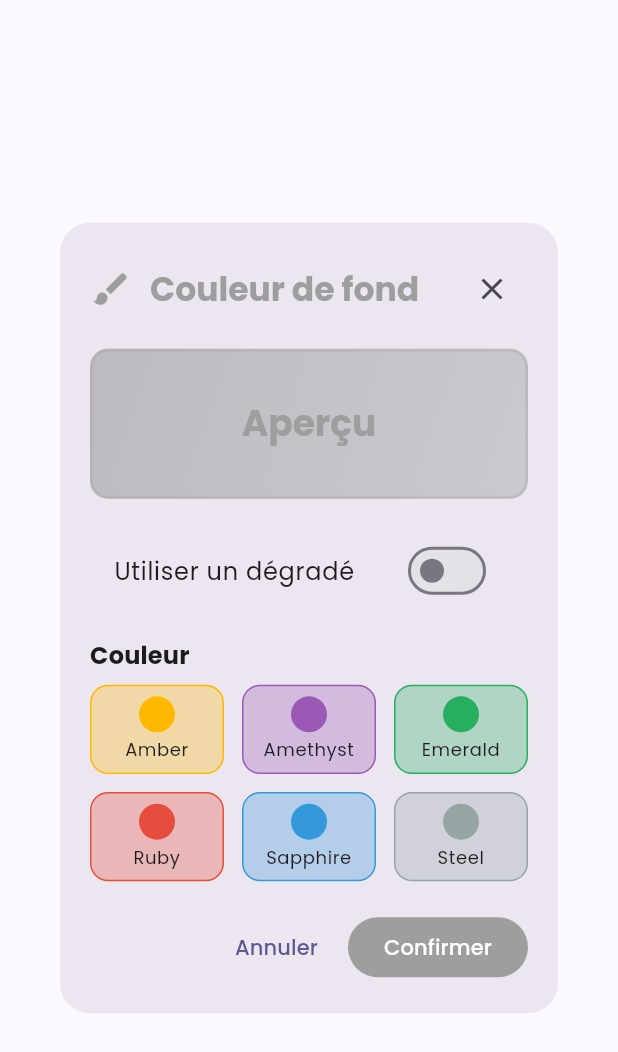
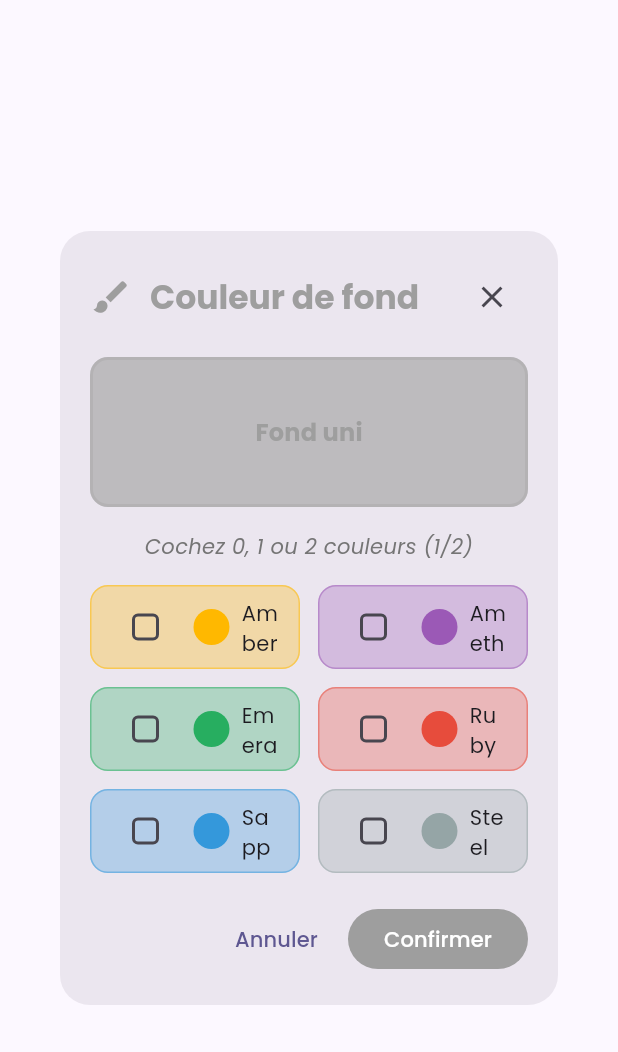
Before and after one commit to Jbijjer/lorcana_lore_counter, a Flutter app: the ColorPickerDialog widget shown alone on an empty page, opened directly with empty values, on a phone screen of 412 x 824 dp. Shown: the top 1052 px of the screen. Run offline on Flutter 3.47's test engine with Material 3 defaults, Android fonts, the phone set to English and light mode, and no system bars; our stand-ins replace flutter_riverpod, freezed_annotation, google_fonts, hive, hive_flutter, riverpod_annotation; accounts and stored records are empty; generated files the repository leaves out were written again; statements that could not run were skipped.

Commit message:
Simplifier l'interface de sélection des couleurs avec des checkboxes
Interface simplifiée :
- Système de cases à cocher pour choisir 0, 1 ou 2 couleurs
- Maximum 2 couleurs cochées (si une 3ème est cochée, la 1ère est décochée)
- 0 couleur = couleur aléatoire parmi les 6 de Lorcana
- 1 couleur = fond uni
- 2 couleurs = dégradé

Sauvegarde des préférences :
- Ajout de backgroundColorStartValue et backgroundColorEndValue dans PlayerName
- Nouvelles méthodes dans PlayerHistoryService :
  - getPlayerColors() : récupère les couleurs sauvegardées
  - updatePlayerColors() : sauvegarde les préférences de couleurs
- Les couleurs sont automatiquement chargées quand on sélectionne un joueur

Note: Les fichiers Hive doivent être régénérés avec:
flutter pub run build_runner build --delete-conflicting-outputs

```diff
--- a/lib/features/game/presentation/widgets/color_picker_dialog.dart
+++ b/lib/features/game/presentation/widgets/color_picker_dialog.dart
@@ -1,3 +1,4 @@
+import 'dart:math';
 import 'package:flutter/material.dart';
 import '../../../../core/theme/app_theme.dart';
 import '../../../../core/utils/haptic_utils.dart';
@@ -20,16 +21,122 @@ class ColorPickerDialog extends StatefulWidget {
 }
 
 class _ColorPickerDialogState extends State<ColorPickerDialog> {
-  late Color _selectedColorStart;
-  late Color _selectedColorEnd;
-  bool _useGradient = false;
+  List<Color> _selectedColors = [];
 
   @override
   void initState() {
     super.initState();
-    _selectedColorStart = widget.currentColorStart;
-    _selectedColorEnd = widget.currentColorEnd;
-    _useGradient = widget.currentColorStart != widget.currentColorEnd;
+    // Initialiser avec les couleurs actuelles
+    if (widget.currentColorStart == widget.currentColorEnd) {
+      // Une seule couleur
+      _selectedColors = [widget.currentColorStart];
+    } else {
+      // Deux couleurs (dégradé)
+      _selectedColors = [widget.currentColorStart, widget.currentColorEnd];
+    }
+  }
+
+  void _toggleColor(Color color) {
+    setState(() {
+      if (_selectedColors.contains(color)) {
+        // Décocher la couleur
+        _selectedColors.remove(color);
+      } else {
+        // Cocher la couleur
+        if (_selectedColors.length >= 2) {
+          // Décocher la première couleur pour respecter la limite de 2
+          _selectedColors.removeAt(0);
+        }
+        _selectedColors.add(color);
+      }
+    });
+  }
+
+  Widget _buildPreview() {
+    if (_selectedColors.isEmpty) {
+      // Aucune couleur sélectionnée - montrer un aperçu aléatoire
+      return Container(
+        height: 100,
+        decoration: BoxDecoration(
+          borderRadius: BorderRadius.circular(12),
+          border: Border.all(
+            color: widget.playerColor.withOpacity(0.3),
+            width: 2,
+          ),
+        ),
+        child: Center(
+          child: Column(
+            mainAxisAlignment: MainAxisAlignment.center,
+            children: [
+              Icon(
+                Icons.shuffle,
+                size: 32,
+                color: widget.playerColor,
+              ),
+              const SizedBox(height: 8),
+              Text(
+                'Couleur aléatoire',
+                style: Theme.of(context).textTheme.titleMedium?.copyWith(
+                      color: widget.playerColor,
+                      fontWeight: FontWeight.bold,
+                    ),
+              ),
+            ],
+          ),
+        ),
+      );
+    } else if (_selectedColors.length == 1) {
+      // Une seule couleur - fond uni
+      return Container(
+        height: 100,
+        decoration: BoxDecoration(
+          color: _selectedColors[0].withOpacity(0.6),
+          borderRadius: BorderRadius.circular(12),
+          border: Border.all(
+            color: widget.playerColor.withOpacity(0.3),
+            width: 2,
+          ),
+        ),
+        child: Center(
+          child: Text(
+            'Fond uni',
+            style: Theme.of(context).textTheme.titleMedium?.copyWith(
+                  color: widget.playerColor,
+                  fontWeight: FontWeight.bold,
+                ),
+          ),
+        ),
+      );
+    } else {
+      // Deux couleurs - dégradé
+      return Container(
+        height: 100,
+        decoration: BoxDecoration(
+          gradient: LinearGradient(
+            begin: Alignment.topLeft,
+            end: Alignment.bottomRight,
+            colors: [
+              _selectedColors[0].withOpacity(0.6),
+              _selectedColors[1].withOpacity(0.4),
+            ],
+          ),
+          borderRadius: BorderRadius.circular(12),
+          border: Border.all(
+            color: widget.playerColor.withOpacity(0.3),
+            width: 2,
+          ),
+        ),
+        child: Center(
+          child: Text(
+            'Dégradé',
+            style: Theme.of(context).textTheme.titleMedium?.copyWith(
+                  color: widget.playerColor,
+                  fontWeight: FontWeight.bold,
+                ),
+          ),
+        ),
+      );
+    }
   }
 
   @override
@@ -72,96 +179,94 @@ class _ColorPickerDialogState extends State<ColorPickerDialog> {
 
             const SizedBox(height: 16),
 
-            // Aperçu du dégradé
-            Container(
-              height: 100,
-              decoration: BoxDecoration(
-                gradient: LinearGradient(
-                  begin: Alignment.topLeft,
-                  end: Alignment.bottomRight,
-                  colors: [
-                    _selectedColorStart.withOpacity(0.6),
-                    _selectedColorEnd.withOpacity(0.4),
-                  ],
-                ),
-                borderRadius: BorderRadius.circular(12),
-                border: Border.all(
-                  color: widget.playerColor.withOpacity(0.3),
-                  width: 2,
-                ),
-              ),
-              child: Center(
-                child: Text(
-                  'Aperçu',
-                  style: Theme.of(context).textTheme.headlineSmall?.copyWith(
-                        color: widget.playerColor,
-                        fontWeight: FontWeight.bold,
-                      ),
-                ),
-              ),
-            ),
+            // Aperçu
+            _buildPreview(),
 
-            const SizedBox(height: 20),
+            const SizedBox(height: 16),
 
-            // Option dégradé
-            SwitchListTile(
-              title: const Text('Utiliser un dégradé'),
-              value: _useGradient,
-              activeColor: widget.playerColor,
-              onChanged: (value) {
-                HapticUtils.light();
-                setState(() {
-                  _useGradient = value;
-                  if (!value) {
-                    _selectedColorEnd = _selectedColorStart;
-                  }
-                });
-              },
+            // Info sur la sélection
+            Text(
+              'Cochez 0, 1 ou 2 couleurs (${_selectedColors.length}/2)',
+              style: Theme.of(context).textTheme.bodyMedium?.copyWith(
+                    color: Colors.grey[600],
+                    fontStyle: FontStyle.italic,
+                  ),
+              textAlign: TextAlign.center,
             ),
 
             const SizedBox(height: 16),
 
-            // Sélection couleur 1
-            Text(
-              _useGradient ? 'Première couleur' : 'Couleur',
-              style: Theme.of(context).textTheme.titleMedium?.copyWith(
-                    fontWeight: FontWeight.bold,
-                  ),
-            ),
-            const SizedBox(height: 8),
-            _buildColorGrid(
-              selectedColor: _selectedColorStart,
-              onColorSelected: (color) {
-                HapticUtils.light();
-                setState(() {
-                  _selectedColorStart = color;
-                  if (!_useGradient) {
-                    _selectedColorEnd = color;
-                  }
-                });
-              },
-            ),
+            // Grille de couleurs avec checkboxes
+            Flexible(
+              child: GridView.builder(
+                shrinkWrap: true,
+                physics: const NeverScrollableScrollPhysics(),
+                gridDelegate: const SliverGridDelegateWithFixedCrossAxisCount(
+                  crossAxisCount: 2,
+                  crossAxisSpacing: 12,
+                  mainAxisSpacing: 12,
+                  childAspectRatio: 2.5,
+                ),
+                itemCount: AppTheme.lorcanaColors.length,
+                itemBuilder: (context, index) {
+                  final color = AppTheme.lorcanaColors[index];
+                  final colorName = AppTheme.lorcanaColorNames[index];
+                  final isSelected = _selectedColors.contains(color);
 
-            // Sélection couleur 2 (si dégradé)
-            if (_useGradient) ...[
-              const SizedBox(height: 20),
-              Text(
-                'Deuxième couleur',
-                style: Theme.of(context).textTheme.titleMedium?.copyWith(
-                      fontWeight: FontWeight.bold,
+                  return InkWell(
+                    onTap: () {
+                      HapticUtils.light();
+                      _toggleColor(color);
+                    },
+                    borderRadius: BorderRadius.circular(12),
+                    child: Container(
+                      padding: const EdgeInsets.symmetric(horizontal: 12, vertical: 8),
+                      decoration: BoxDecoration(
+                        color: color.withOpacity(0.3),
+                        borderRadius: BorderRadius.circular(12),
+                        border: Border.all(
+                          color: isSelected ? widget.playerColor : color.withOpacity(0.5),
+                          width: isSelected ? 3 : 1,
+                        ),
+                      ),
+                      child: Row(
+                        children: [
+                          Checkbox(
+                            value: isSelected,
+                            onChanged: (_) {
+                              HapticUtils.light();
+                              _toggleColor(color);
+                            },
+                            activeColor: widget.playerColor,
+                            shape: RoundedRectangleBorder(
+                              borderRadius: BorderRadius.circular(4),
+                            ),
+                          ),
+                          const SizedBox(width: 8),
+                          Container(
+                            width: 24,
+                            height: 24,
+                            decoration: BoxDecoration(
+                              color: color,
+                              shape: BoxShape.circle,
+                            ),
+                          ),
+                          const SizedBox(width: 8),
+                          Expanded(
+                            child: Text(
+                              colorName,
+                              style: Theme.of(context).textTheme.bodyMedium?.copyWith(
+                                    fontWeight: isSelected ? FontWeight.bold : FontWeight.normal,
+                                  ),
+                            ),
+                          ),
+                        ],
+                      ),
                     ),
-              ),
-              const SizedBox(height: 8),
-              _buildColorGrid(
-                selectedColor: _selectedColorEnd,
-                onColorSelected: (color) {
-                  HapticUtils.light();
-                  setState(() {
-                    _selectedColorEnd = color;
-                  });
+                  );
                 },
               ),
-            ],
+            ),
 
             const SizedBox(height: 20),
 
@@ -180,9 +285,30 @@ class _ColorPickerDialogState extends State<ColorPickerDialog> {
                 FilledButton(
                   onPressed: () {
                     HapticUtils.medium();
+
+                    // Gérer les cas
+                    Color startColor;
+                    Color endColor;
+
+                    if (_selectedColors.isEmpty) {
+                      // Couleur aléatoire
+                      final random = Random();
+                      final randomColor = AppTheme.lorcanaColors[random.nextInt(AppTheme.lorcanaColors.length)];
+                      startColor = randomColor;
+                      endColor = randomColor;
+                    } else if (_selectedColors.length == 1) {
+                      // Fond uni
+                      startColor = _selectedColors[0];
+                      endColor = _selectedColors[0];
+                    } else {
+                      // Dégradé
+                      startColor = _selectedColors[0];
+                      endColor = _selectedColors[1];
+                    }
+
                     Navigator.of(context).pop({
-                      'start': _selectedColorStart,
-                      'end': _selectedColorEnd,
+                      'start': startColor,
+                      'end': endColor,
                     });
                   },
                   style: FilledButton.styleFrom(
@@ -197,69 +323,4 @@ class _ColorPickerDialogState extends State<ColorPickerDialog> {
       ),
     );
   }
-
-  Widget _buildColorGrid({
-    required Color selectedColor,
-    required ValueChanged<Color> onColorSelected,
-  }) {
-    return GridView.builder(
-      shrinkWrap: true,
-      physics: const NeverScrollableScrollPhysics(),
-      gridDelegate: const SliverGridDelegateWithFixedCrossAxisCount(
-        crossAxisCount: 3,
-        crossAxisSpacing: 12,
-        mainAxisSpacing: 12,
-        childAspectRatio: 1.5,
-      ),
-      itemCount: AppTheme.lorcanaColors.length,
-      itemBuilder: (context, index) {
-        final color = AppTheme.lorcanaColors[index];
-        final colorName = AppTheme.lorcanaColorNames[index];
-        final isSelected = color.value == selectedColor.value;
-
-        return InkWell(
-          onTap: () => onColorSelected(color),
-          borderRadius: BorderRadius.circular(12),
-          child: Container(
-            decoration: BoxDecoration(
-              color: color.withOpacity(0.3),
-              borderRadius: BorderRadius.circular(12),
-              border: Border.all(
-                color: isSelected ? widget.playerColor : color,
-                width: isSelected ? 3 : 1,
-              ),
-            ),
-            child: Column(
-              mainAxisAlignment: MainAxisAlignment.center,
-              children: [
-                if (isSelected)
-                  Icon(
-                    Icons.check_circle,
-                    color: widget.playerColor,
-                    size: 24,
-                  )
-                else
-                  Container(
-                    width: 24,
-                    height: 24,
-                    decoration: BoxDecoration(
-                      color: color,
-                      shape: BoxShape.circle,
-                    ),
-                  ),
-                const SizedBox(height: 4),
-                Text(
-                  colorName,
-                  style: Theme.of(context).textTheme.bodySmall?.copyWith(
-                        fontWeight: isSelected ? FontWeight.bold : FontWeight.normal,
-                      ),
-                  textAlign: TextAlign.center,
-                ),
-              ],
-            ),
-          ),
-        );
-      },
-    );
-  }
 }
```
Also changed, not shown: lib/features/game/data/player_history_service.dart (+55 -0 lines), lib/features/game/domain/player_name.dart (+14 -0 lines), lib/features/game/presentation/screens/play_screen.dart (+28 -0 lines).
